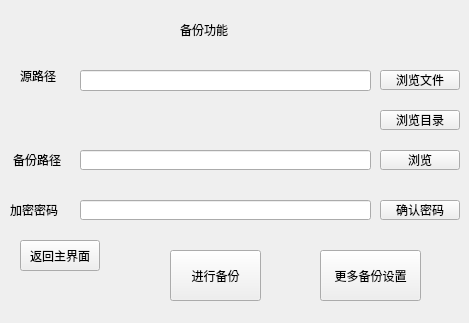
The window that backup.ui (Vergilllll/backup) describes before a commit, drawn with Qt 5.
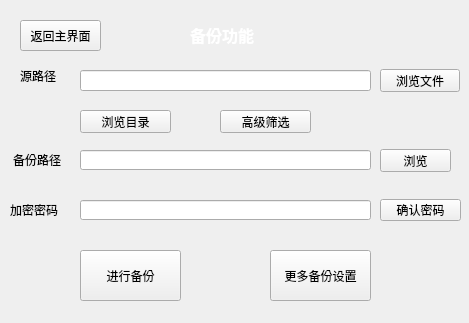
The same window after the commit. Icons and pictures are not drawn.

Commit message: 自定义备份、压缩解压、ui设计开发

Patch:
```diff
--- a/backup.ui
+++ b/backup.ui
@@ -17,9 +17,9 @@
    <property name="geometry">
     <rect>
      <x>380</x>
-     <y>70</y>
+     <y>69</y>
      <width>80</width>
-     <height>20</height>
+     <height>23</height>
     </rect>
    </property>
    <property name="text">
@@ -75,26 +75,26 @@
   <widget class="QLabel" name="title">
    <property name="geometry">
     <rect>
-     <x>180</x>
+     <x>190</x>
      <y>20</y>
-     <width>71</width>
-     <height>20</height>
+     <width>131</width>
+     <height>31</height>
     </rect>
    </property>
    <property name="styleSheet">
     <string notr="true"/>
    </property>
    <property name="text">
-    <string>备份功能</string>
+    <string>&lt;html&gt;&lt;head/&gt;&lt;body&gt;&lt;p&gt;&lt;span style=&quot; font-size:12pt; font-weight:700; color:#ffffff;&quot;&gt;备份功能&lt;/span&gt;&lt;/p&gt;&lt;/body&gt;&lt;/html&gt;</string>
    </property>
   </widget>
   <widget class="QPushButton" name="bu_button">
    <property name="geometry">
     <rect>
      <x>380</x>
-     <y>150</y>
-     <width>80</width>
-     <height>20</height>
+     <y>149</y>
+     <width>71</width>
+     <height>23</height>
     </rect>
    </property>
    <property name="text">
@@ -104,9 +104,9 @@
   <widget class="QPushButton" name="bu">
    <property name="geometry">
     <rect>
-     <x>170</x>
+     <x>80</x>
      <y>250</y>
-     <width>91</width>
+     <width>101</width>
      <height>51</height>
     </rect>
    </property>
@@ -134,8 +134,8 @@
    <property name="geometry">
     <rect>
      <x>20</x>
-     <y>240</y>
-     <width>80</width>
+     <y>20</y>
+     <width>81</width>
      <height>31</height>
     </rect>
    </property>
@@ -146,10 +146,10 @@
   <widget class="QPushButton" name="directory_button">
    <property name="geometry">
     <rect>
-     <x>380</x>
+     <x>80</x>
      <y>110</y>
-     <width>80</width>
-     <height>20</height>
+     <width>91</width>
+     <height>23</height>
     </rect>
    </property>
    <property name="text">
@@ -160,9 +160,9 @@
    <property name="geometry">
     <rect>
      <x>380</x>
-     <y>200</y>
-     <width>80</width>
-     <height>20</height>
+     <y>199</y>
+     <width>81</width>
+     <height>22</height>
     </rect>
    </property>
    <property name="text">
@@ -195,7 +195,7 @@
   <widget class="QPushButton" name="extra_button">
    <property name="geometry">
     <rect>
-     <x>320</x>
+     <x>270</x>
      <y>250</y>
      <width>101</width>
      <height>51</height>
@@ -205,6 +205,19 @@
     <string>更多备份设置</string>
    </property>
   </widget>
+  <widget class="QPushButton" name="fileFilter_button">
+   <property name="geometry">
+    <rect>
+     <x>220</x>
+     <y>110</y>
+     <width>91</width>
+     <height>23</height>
+    </rect>
+   </property>
+   <property name="text">
+    <string>高级筛选</string>
+   </property>
+  </widget>
   <zorder>label</zorder>
   <zorder>res_button</zorder>
   <zorder>origin_res</zorder>
```
Left out of the diff: 3 changed lines with no effect on the pictures. The commit also changes 41 other files.
